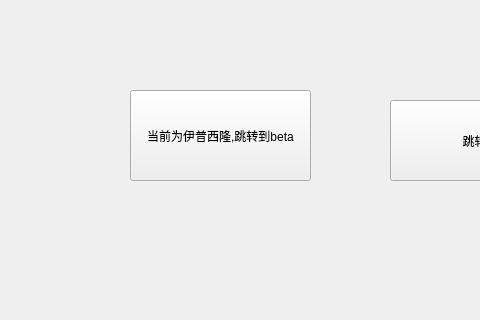
This is yipuxilong.ui in monkeyking-hub/fly_manage_system as Qt 5 draws it before an edit; both pictures show x 0 to 480 and y 0 to 320 of the 800 by 600 pixel window. The edited form follows.
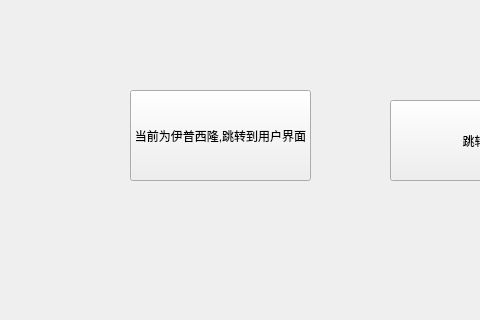
This is the edited form.

Commit message: 增加了用户界面

```diff
--- a/yipuxilong.ui
+++ b/yipuxilong.ui
@@ -24,7 +24,7 @@
      </rect>
     </property>
     <property name="text">
-     <string>当前为伊普西隆,跳转到beta</string>
+     <string>当前为伊普西隆,跳转到用户界面</string>
     </property>
    </widget>
    <widget class="QPushButton" name="toGameButton">
```
Left out of the diff: 2 changed lines with no effect on the pictures. The commit also changes 8 other files.
